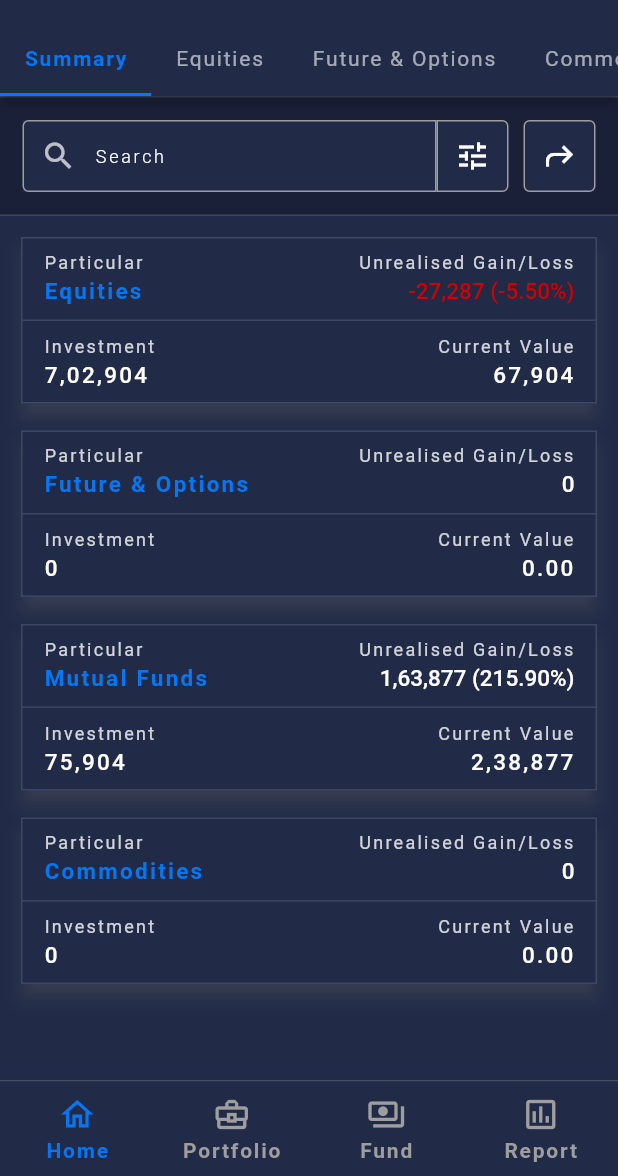
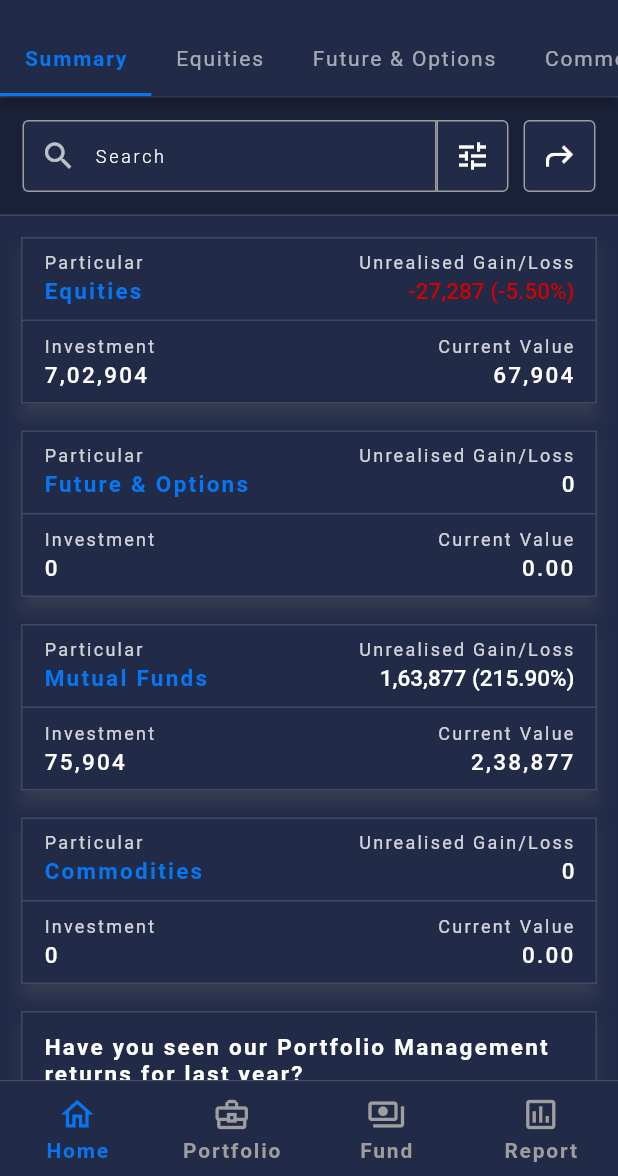
Before and after one commit to abdulrazakshaikh/phc, a Flutter app: the Portfolio screen opened directly, on a phone screen of 412 x 824 dp, the part 60-1236 px from its top. Run offline on Flutter 3.47's test engine with Material 2 defaults, Android fonts, the phone set to English and light mode, and no system bars; our stand-ins replace flutter_svg, google_fonts, pie_chart, shared_preferences; accounts and stored records are empty.

Commit message:
portfolio summary done changes

```diff
--- a/lib/portfolio/portfolio_summary.dart
+++ b/lib/portfolio/portfolio_summary.dart
@@ -311,6 +311,46 @@ List portfolioList = [
         ),
         ),
 
+        Padding(
+          padding: EdgeInsets.fromLTRB(10, 0, 10, 10),
+          child: InkWell(
+          child: Card(
+            elevation: 5,
+            shadowColor: Theme.of(context).shadowColor.withOpacity(0.5),
+            color: Theme.of(context).colorScheme.surface,
+            shape: RoundedRectangleBorder(
+              side: BorderSide(width: 1, color: Theme.of(context).dividerColor),
+            ),
+            child: Container(
+              padding: EdgeInsets.symmetric(horizontal: 15, vertical: 15),
+              child: Column(
+              crossAxisAlignment: CrossAxisAlignment.start,
+              children: [
+                Text('Have you seen our Portfolio Management returns for last year?',
+                textAlign: TextAlign.left,
+                style: GoogleFonts.roboto(
+                  textStyle: Theme.of(context).textTheme.subtitle1,
+                  fontWeight: FontWeight.bold,
+                  // color: Theme.of(context).colorScheme.primary,
+                  letterSpacing: 1.5,
+                  fontSize: 15
+                ),
+                ),
+                SizedBox(height: 10),
+                Text("Lorem Ipsum is simply dummy text of the printing typesetting and industry. Lorem Ipsum has been the industry's standard dummy text ever since the 1500s, when an unknown printer took a galley of type and scrambled it to make a type specimen book. It has survived not only five centuries, but also the leap into electronic typesetting,", maxLines: 2,
+                overflow: TextOverflow.ellipsis,
+                textAlign: TextAlign.left,
+                style: GoogleFonts.roboto(
+                  textStyle: Theme.of(context).textTheme.caption,
+                  letterSpacing: 1.5
+                ),
+                ),
+              ],
+            ),
+            ),
+          ),
+        ),
+        ),
 
       ],
     );
```
